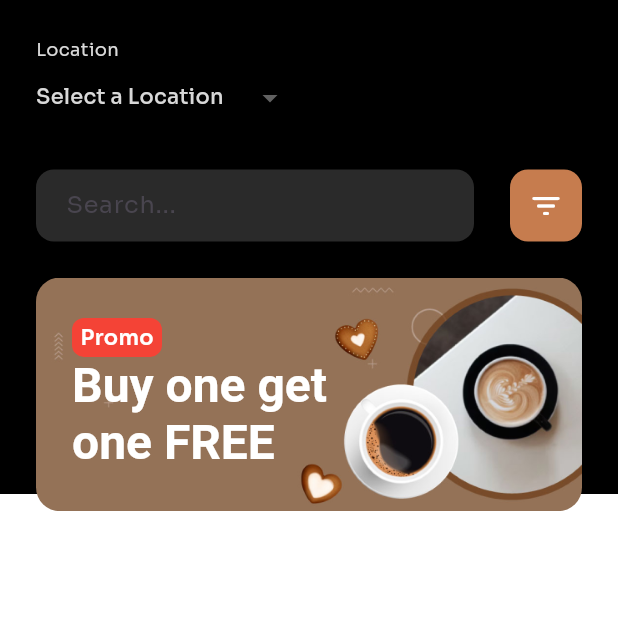
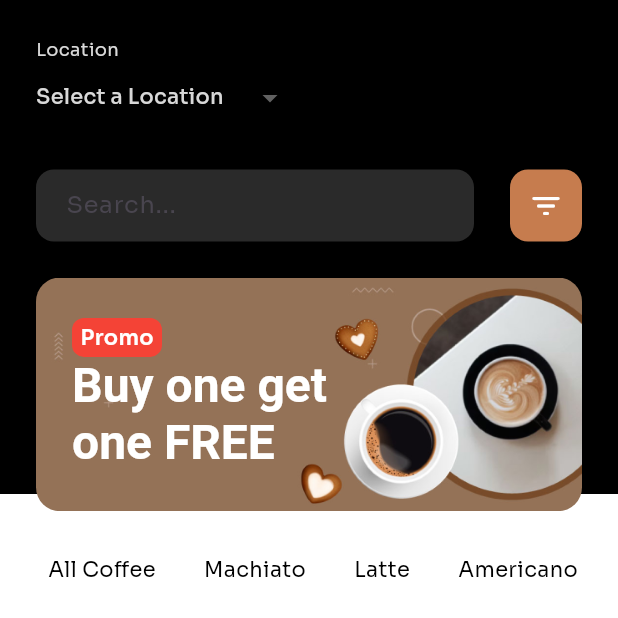
Before and after one commit to aminnaeem/coffee_shop, a Flutter app: the HomeView screen opened by its route, on a phone screen of 412 x 824 dp, the top half of it. Run offline on Flutter 3.47's test engine with Material 3 defaults, Android fonts, the phone set to English and light mode, and no system bars; our stand-ins replace stacked, stacked_services, stacked_shared.

Commit message:
Home Screen Update

```diff
--- a/lib/view_models/home_viewmodel.dart
+++ b/lib/view_models/home_viewmodel.dart
@@ -2,14 +2,24 @@ import 'package:stacked/stacked.dart';
 
 class HomeViewmodel extends BaseViewModel {
   String? _selectedLocation;
-  List<String> _locations = ['Karachi, Pakistan', 'Lahore, Pakistan', 'Islamabad, Pakistan', 'Quetta, Pakistan'];
+  String? _selectedCategory;
+  final List<String> _locations = ['Karachi, Pakistan', 'Lahore, Pakistan', 'Islamabad, Pakistan', 'Quetta, Pakistan'];
+  final List<String> _categories = ["All Coffee", "Machiato", "Latte", "Americano"];
 
   String? get selectedLocation => _selectedLocation;
   List<String> get locations => _locations;
+
+  String? get selectedCategory => _selectedCategory;
+  List<String> get categories => _categories;
 
   void setSelectedLocation(String? location) {
     _selectedLocation = location;
     notifyListeners();
   }
 
+  void setSelectedCategory(String category) {
+    _selectedCategory = category;
+    notifyListeners();
+  }
+
 }
--- a/lib/views/home_view.dart
+++ b/lib/views/home_view.dart
@@ -1,5 +1,6 @@
 import 'package:coffee_shop/contraints/text_formatting.dart';
 import 'package:coffee_shop/view_models/home_viewmodel.dart';
+import 'package:coffee_shop/widgets/category.dart';
 import 'package:flutter/material.dart';
 import 'package:stacked/stacked.dart';
 
@@ -153,6 +154,20 @@ class HomeView extends StatelessWidget {
                           )
                         ],
                       ),
+                    ),
+                    SingleChildScrollView(
+                      scrollDirection: Axis.horizontal,
+                      child: Row(
+                        children: model.categories.map((category) {
+                            return Categories(
+                              categoryName: category,
+                              isSelected: model.selectedCategory == category,
+                              onTap: () {
+                                model.setSelectedCategory(category);
+                              },
+                            );
+                          }).toList(),
+                      ),
                     )
                   ],
                 ),
--- /dev/null
+++ b/lib/widgets/category.dart
@@ -0,0 +1,35 @@
+import 'package:flutter/material.dart';
+
+class Categories extends StatelessWidget {
+  final String categoryName;
+  final bool isSelected;
+  final VoidCallback onTap;
+
+  const Categories({super.key, required this.categoryName, required this.isSelected, required this.onTap,});
+
+  @override
+  Widget build(BuildContext context) {
+    return GestureDetector(
+      onTap: onTap,
+      child: Container(
+        margin: EdgeInsets.only(right: 16),
+        alignment: Alignment.center,
+        height: 30,
+        decoration: BoxDecoration(
+          borderRadius: BorderRadius.circular(6),
+          color: isSelected ? Colors.brown : Colors.transparent,
+        ),
+        child: Padding(
+          padding: const EdgeInsets.symmetric(horizontal: 8),
+          child: Text(
+            categoryName,
+            style: TextStyle(
+              color: isSelected ? Colors.white : Colors.black,
+              fontWeight: isSelected ? FontWeight.w600 : FontWeight.w400,
+            ),
+          ),
+        ),
+      ),
+    );
+  }
+}
```
